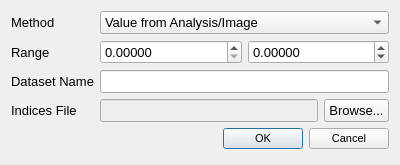
VespucciProject/Vespucci, file Vespucci/GUI/Processing/dataextractordialog.ui: the form before one commit.
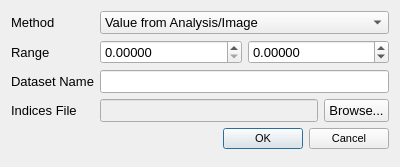
The form after the commit.

```diff
--- a/Vespucci/GUI/Processing/dataextractordialog.ui
+++ b/Vespucci/GUI/Processing/dataextractordialog.ui
@@ -7,7 +7,7 @@
     <x>0</x>
     <y>0</y>
     <width>400</width>
-    <height>165</height>
+    <height>167</height>
    </rect>
   </property>
   <property name="font">
```
Left out of the diff: 10 changed lines with no effect on the pictures.
